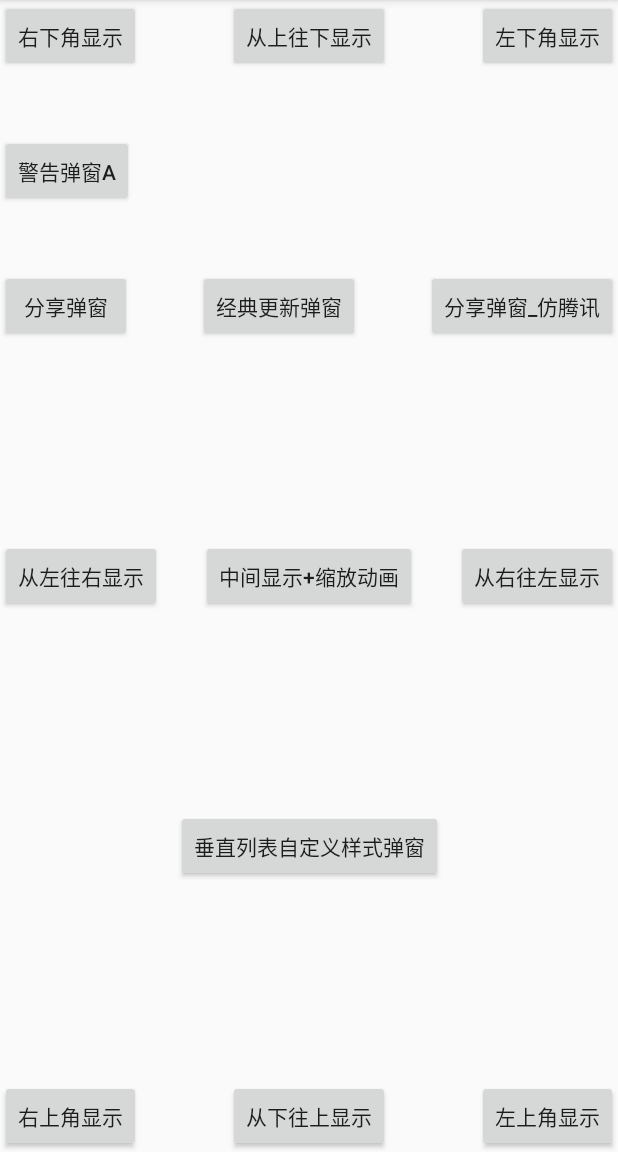
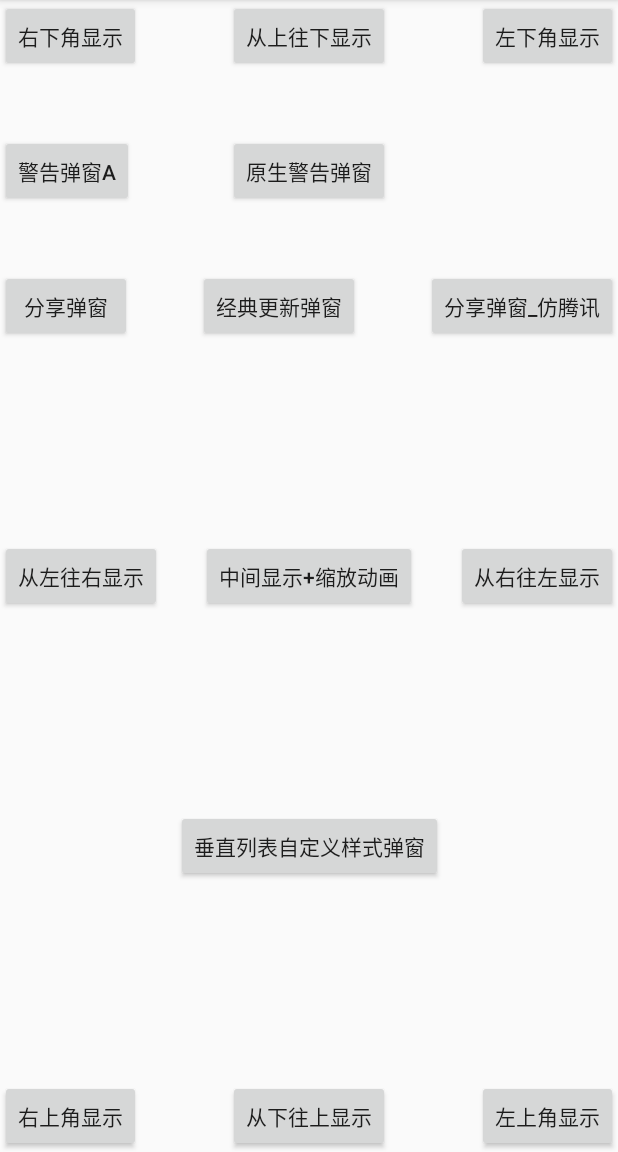
Before and after one commit to FanChael/CommonPopupWindow, an Android app: the screen it shows after launch (MainActivity), on a phone screen of 412 x 824 dp, the part 84-1236 px from its top. Run offline under Robolectric (Android 15) with nearby library versions, the light colour scheme and no system bars; 1 statement that could not run was skipped.

Commit message:
添加原生警告类弹窗;

```diff
--- a/app/src/main/res/layout/activity_main.xml
+++ b/app/src/main/res/layout/activity_main.xml
@@ -164,4 +164,15 @@
         app:layout_constraintBottom_toTopOf="@+id/am_share_btn"
         app:layout_constraintStart_toStartOf="parent"
         app:layout_constraintTop_toBottomOf="@+id/am_righttop_btn" />
+
+    <Button
+        android:id="@+id/am_alert_btn"
+        android:layout_width="wrap_content"
+        android:layout_height="wrap_content"
+        android:onClick="testPop"
+        android:text="原生警告弹窗"
+        app:layout_constraintBottom_toTopOf="@+id/am_normal_update_btn"
+        app:layout_constraintStart_toStartOf="parent"
+        app:layout_constraintEnd_toEndOf="parent"
+        app:layout_constraintTop_toBottomOf="@+id/am_top_btn" />
 </android.support.constraint.ConstraintLayout>
```
Also changed, not shown: app/src/main/java/pop/hl/com/commonpopupwindow/MainActivity.java (+27 -0 lines), poplibrary/src/main/java/pop/hl/com/poplibrary/AlertPopView.java (+104 -21 lines), 5 other files.
